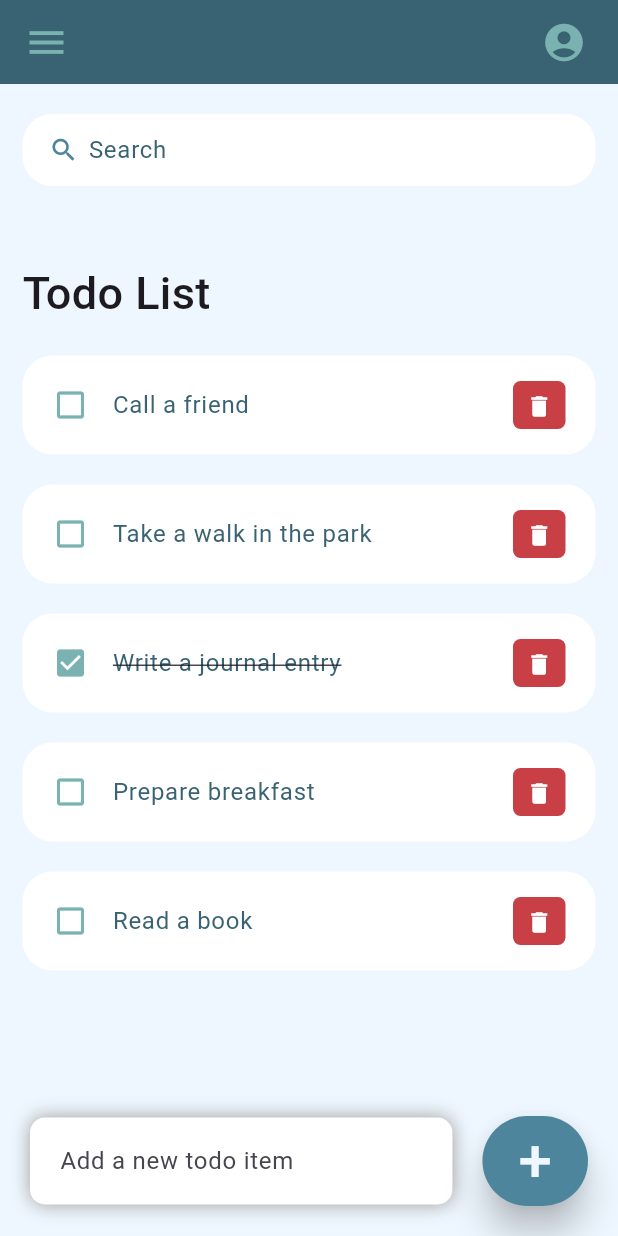
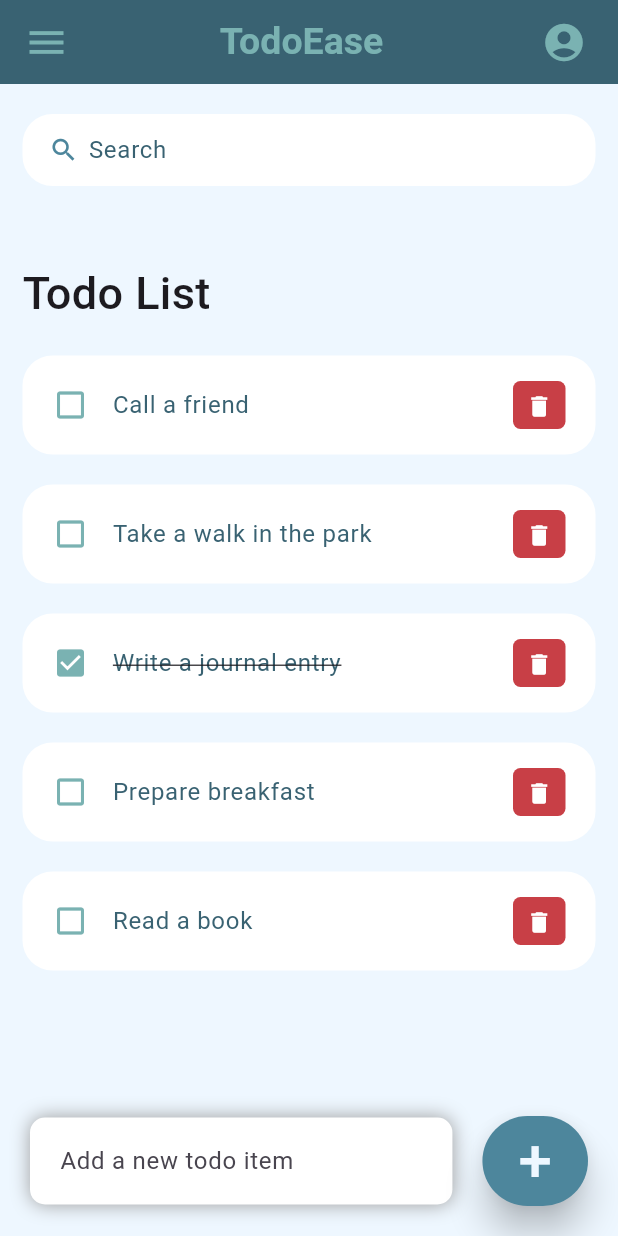
Before and after one commit to Migi22/TodoEase_final, a Flutter app: the screen it shows after launch, on a phone screen of 412 x 824 dp. Run offline on Flutter 3.47's test engine with Material 3 defaults, Android fonts, the phone set to English and light mode, and no system bars.

Commit message:
added the app Name

```diff
--- a/lib/screens/home.dart
+++ b/lib/screens/home.dart
@@ -199,6 +199,16 @@ class _HomeState extends State<Home> {
           color: tealBlue,
           size: 30,
         ),
+        Spacer(),
+        Text(
+          'TodoEase',
+          style: TextStyle(
+            color: tealBlue,
+            fontWeight: FontWeight.bold,
+            fontSize: 25,
+          ),
+        ),
+        Spacer(),
         Container(
           height: 40,
           width: 40,
@@ -212,4 +222,5 @@ class _HomeState extends State<Home> {
     ),
   );
 }
+
 }
```
Also changed, not shown: assets/images/user.png (deleted). Lines whose indentation alone changed are shown as unchanged.
